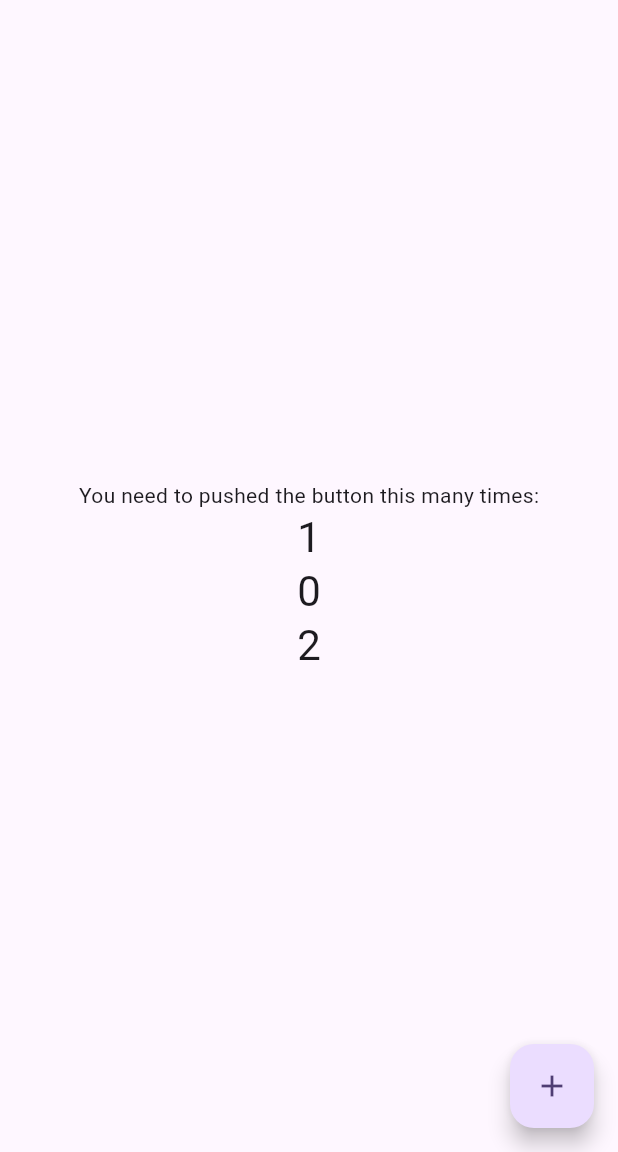
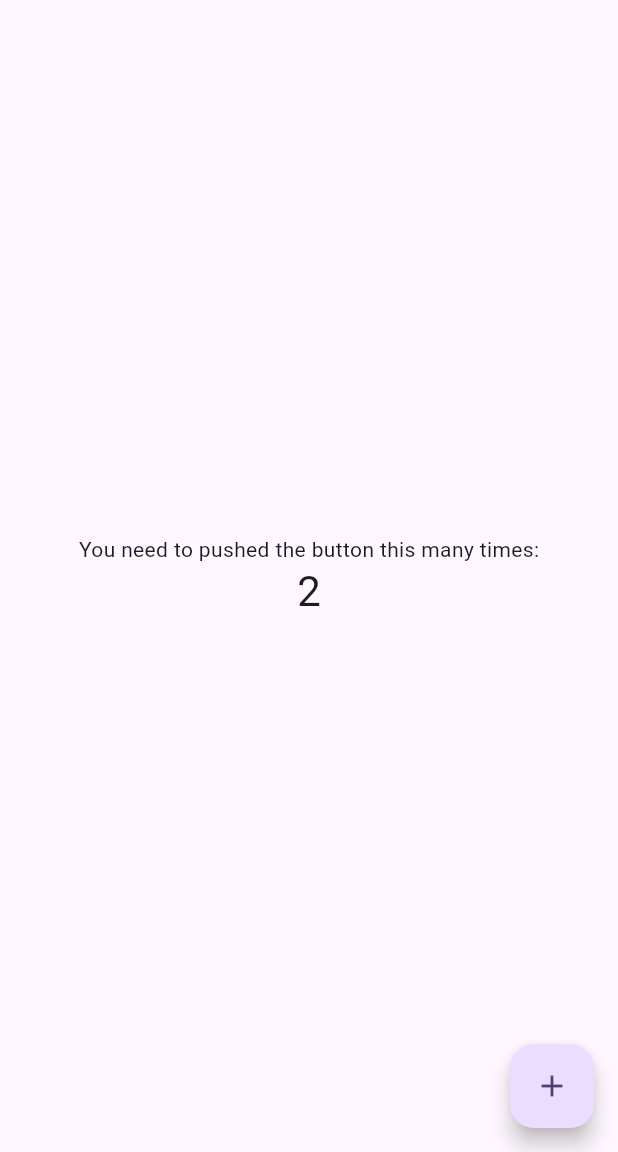
Before and after one commit to alilotfy4321/herfa, a Flutter app: the screen it shows after launch, on a phone screen of 412 x 824 dp, the part 84-1236 px from its top. Run offline on Flutter 3.47's test engine with Material 3 defaults, Android fonts, the phone set to English and light mode, and no system bars.

Commit message:
delete counter

```diff
--- a/lib/main.dart
+++ b/lib/main.dart
@@ -62,18 +62,10 @@
               'You need to pushed the button this many times:',
             ),
             Text(
-              '${_counter+1}',
-              style: Theme.of(context).textTheme.headlineMedium,
-            ),
-            Text(
-              '$_counter',
+              '${_counter+2}',
               style: Theme.of(context).textTheme.headlineMedium,
             ),
 
-              Text(
-              '${_counter+2}',
-              style: Theme.of(context).textTheme.headlineMedium,
-            ),
           ],
         ),
       ),
```
